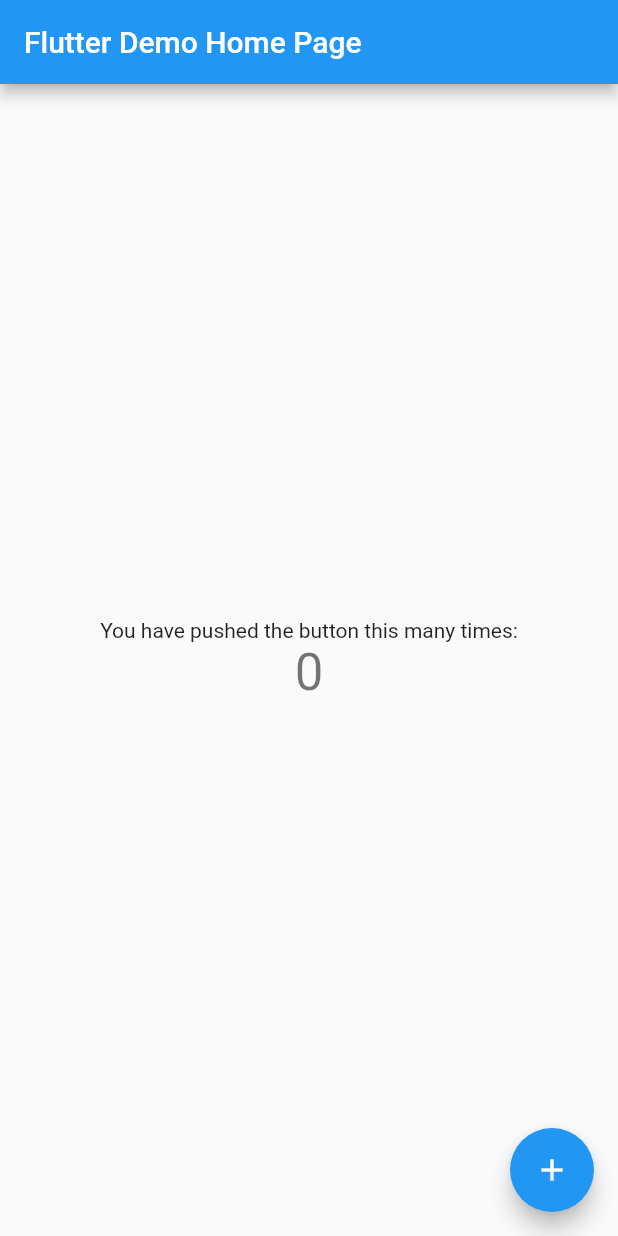
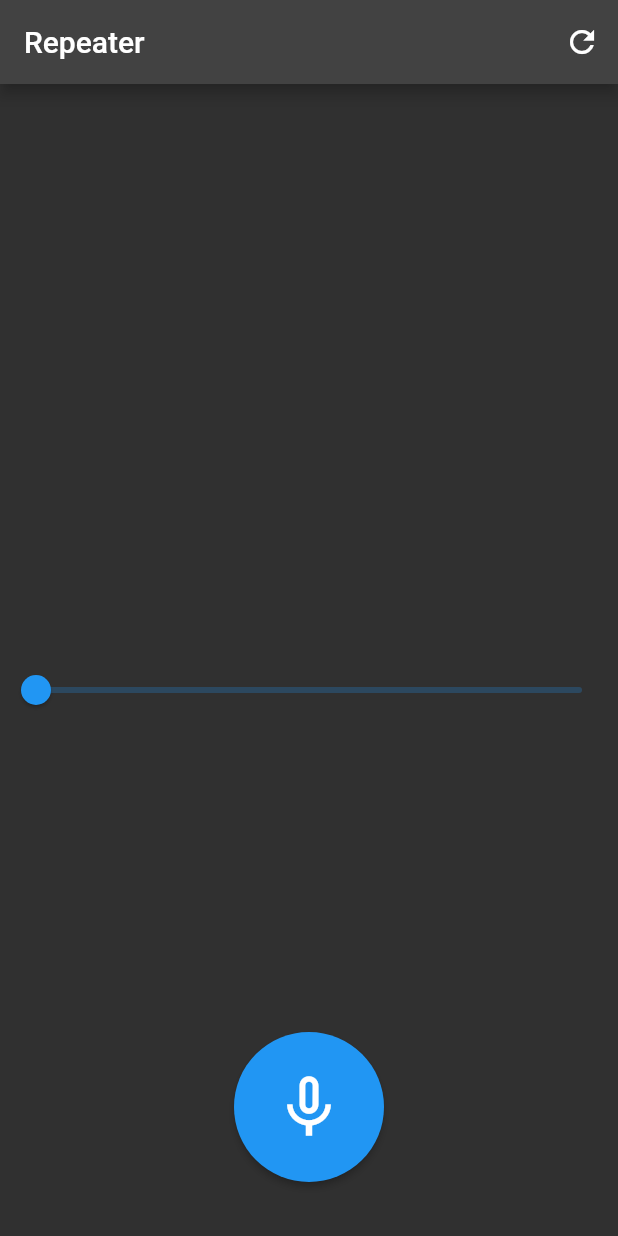
Before and after one commit to diyews/repeater, a Flutter app: the screen it shows after launch, on a phone screen of 412 x 824 dp. Run offline on Flutter 3.47's test engine with Material 2 defaults, Android fonts, the phone set to English and light mode, and no system bars; our stand-ins replace permission_handler.

```diff
--- a/lib/main.dart
+++ b/lib/main.dart
@@ -1,3 +1,5 @@
+import 'dart:async';
+
 import 'package:flutter/material.dart';
 import 'package:flutter/services.dart';
 import 'package:permission_handler/permission_handler.dart';
@@ -13,35 +15,18 @@ class MyApp extends StatelessWidget {
   @override
   Widget build(BuildContext context) {
     return MaterialApp(
-      title: 'Flutter Demo',
+      title: 'Repeater',
       theme: ThemeData(
-        // This is the theme of your application.
-        //
-        // Try running your application with "flutter run". You'll see the
-        // application has a blue toolbar. Then, without quitting the app, try
-        // changing the primarySwatch below to Colors.green and then invoke
-        // "hot reload" (press "r" in the console where you ran "flutter run",
-        // or simply save your changes to "hot reload" in a Flutter IDE).
-        // Notice that the counter didn't reset back to zero; the application
-        // is not restarted.
         primarySwatch: Colors.blue,
+        brightness: Brightness.dark,
       ),
-      home: const MyHomePage(title: 'Flutter Demo Home Page'),
+      home: const MyHomePage(title: 'Repeater'),
     );
   }
 }
 
 class MyHomePage extends StatefulWidget {
   const MyHomePage({Key? key, required this.title}) : super(key: key);
-
-  // This widget is the home page of your application. It is stateful, meaning
-  // that it has a State object (defined below) that contains fields that affect
-  // how it looks.
-
-  // This class is the configuration for the state. It holds the values (in this
-  // case the title) provided by the parent (in this case the App widget) and
-  // used by the build method of the State. Fields in a Widget subclass are
-  // always marked "final".
 
   final String title;
 
@@ -51,74 +36,150 @@ class MyHomePage extends StatefulWidget {
 
 class _MyHomePageState extends State<MyHomePage> {
   int _counter = 0;
-  static const platform = MethodChannel('samples.flutter.dev/battery');
+  int currentPosition = 0;
+  int recordDuration = 0;
+  String recordDurationStr = '';
+  double _currentSliderValue = 0;
+  static const platform = MethodChannel('ws.diye/repeater');
 
-  void _incrementCounter() async {
-    var status = await Permission.microphone.request();
+  @override
+  void initState() {
+    super.initState();
+
+    Permission.microphone.request();
+
+    platform.setMethodCallHandler((call) async {
+      switch (call.method) {
+        case 'updateDuration':
+          final int v = call.arguments;
+          recordDuration = v;
           setState(() {
-      // This call to setState tells the Flutter framework that something has
-      // changed in this State, which causes it to rerun the build method below
-      // so that the display can reflect the updated values. If we changed
-      // _counter without calling setState(), then the build method would not be
-      // called again, and so nothing would appear to happen.
-      _counter++;
+            recordDurationStr = _printDuration(v);
           });
-    if (_counter % 2 == 1) {
-      platform.invokeMethod("startRecord");
-    } else {
-      platform.invokeMethod("stopRecord");
+          break;
+        default:
       }
+    });
+
+    getCurrentPositionPool();
+  }
+
+  getCurrentPositionPool() {
+    /* take about 4ms */
+    platform.invokeMethod('getCurrentPosition').then((value) {
+      currentPosition = value;
+      if (recordDuration != 0) {
+        // todo performance
+        setState(() {
+          _currentSliderValue = currentPosition / recordDuration * 100;
+        });
+      }
+    }).whenComplete(() => Timer(
+        const Duration(milliseconds: 100), () => getCurrentPositionPool()));
+  }
+
+  String _printDuration(int ms) {
+    final duration = Duration(milliseconds: ms);
+    String twoDigits(int n) => n.toString().padLeft(2, "0");
+    String threeDigits(int n) => n.toString().padLeft(3, "0");
+    String twoDigitMinutes = twoDigits(duration.inMinutes.remainder(60));
+    String twoDigitSeconds = twoDigits(duration.inSeconds.remainder(60));
+    String threeDigitMilliSeconds =
+        threeDigits(duration.inMilliseconds.remainder(1000));
+    return "$twoDigitMinutes:$twoDigitSeconds";
   }
 
   @override
   Widget build(BuildContext context) {
-    // This method is rerun every time setState is called, for instance as done
-    // by the _incrementCounter method above.
-    //
-    // The Flutter framework has been optimized to make rerunning build methods
-    // fast, so that you can just rebuild anything that needs updating rather
-    // than having to individually change instances of widgets.
     return Scaffold(
       appBar: AppBar(
-        // Here we take the value from the MyHomePage object that was created by
-        // the App.build method, and use it to set our appbar title.
         title: Text(widget.title),
+        actions: [
+          IconButton(
+              onPressed: () {
+                platform.invokeMethod("replay");
+              },
+              icon: const Icon(Icons.refresh)),
+        ],
       ),
-      body: Center(
-        // Center is a layout widget. It takes a single child and positions it
-        // in the middle of the parent.
+      body: Stack(
+        children: [
+          Center(
             child: Column(
-          // Column is also a layout widget. It takes a list of children and
-          // arranges them vertically. By default, it sizes itself to fit its
-          // children horizontally, and tries to be as tall as its parent.
-          //
-          // Invoke "debug painting" (press "p" in the console, choose the
-          // "Toggle Debug Paint" action from the Flutter Inspector in Android
-          // Studio, or the "Toggle Debug Paint" command in Visual Studio Code)
-          // to see the wireframe for each widget.
-          //
-          // Column has various properties to control how it sizes itself and
-          // how it positions its children. Here we use mainAxisAlignment to
-          // center the children vertically; the main axis here is the vertical
-          // axis because Columns are vertical (the cross axis would be
-          // horizontal).
               mainAxisAlignment: MainAxisAlignment.center,
               children: <Widget>[
-            const Text(
-              'You have pushed the button this many times:',
+                Text(
+                  recordDurationStr,
+                  style: Theme.of(context).textTheme.headline4,
                 ),
-            Text(
-              '$_counter',
-              style: Theme.of(context).textTheme.headline4,
+                Slider(
+                  value: _currentSliderValue,
+                  max: 100,
+                  onChanged: (double value) {
+                    setState(() {
+                      _currentSliderValue = value;
+                    });
+                  },
+                  onChangeEnd: (value) {
+                    platform.invokeMethod("seek", {'position': value});
+                  },
                 ),
               ],
             ),
           ),
-      floatingActionButton: FloatingActionButton(
-        onPressed: _incrementCounter,
-        tooltip: 'Increment',
-        child: const Icon(Icons.add),
-      ), // This trailing comma makes auto-formatting nicer for build methods.
+          Container(
+            padding: const EdgeInsets.only(bottom: 36),
+            alignment: Alignment.bottomCenter,
+            child: const _PlayStop(
+              platform: platform,
+            ),
+          ),
+        ],
+      ),
     );
   }
 }
+
+class _PlayStop extends StatefulWidget {
+  final MethodChannel platform;
+  const _PlayStop({Key? key, required this.platform}) : super(key: key);
+
+  @override
+  _PlayStopState createState() => _PlayStopState();
+}
+
+class _PlayStopState extends State<_PlayStop> {
+  bool recording = false;
+
+  @override
+  Widget build(BuildContext context) {
+    return SizedBox(
+      width: 100,
+      height: 100,
+      child: ElevatedButton(
+        onPressed: () {
+          if (recording) {
+            widget.platform.invokeMethod("stopRecord");
+          } else {
+            widget.platform.invokeMethod("startRecord");
+          }
+          setState(() {
+            recording = !recording;
+          });
+        },
+        child: recording
+            ? const Icon(
+                Icons.stop,
+                size: 50,
+              )
+            : const Icon(
+                Icons.mic_none,
+                size: 50,
+              ),
+        style: ElevatedButton.styleFrom(
+          shape: const CircleBorder(),
+        ),
+      ),
+    );
+  }
+}
```
Also changed, not shown: 2 other files. Lines whose indentation alone changed are shown as unchanged.
